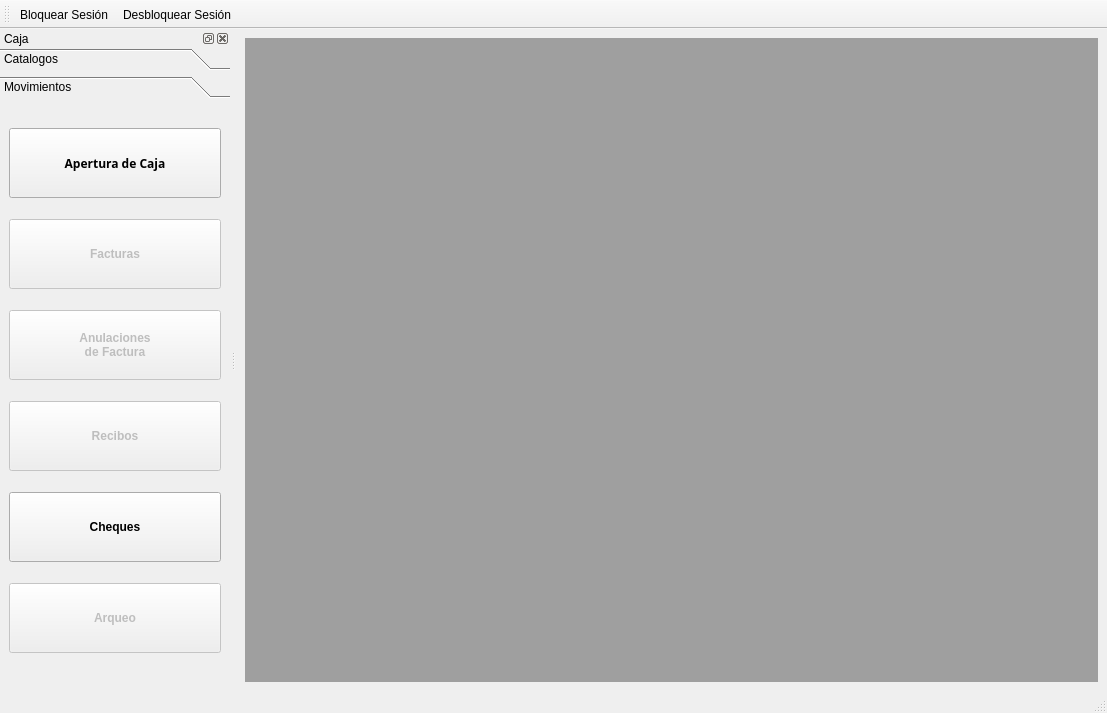
Above: src/ui/mainwindowcaja.ui from armonge/EsquipulasPy before the change. Below: the same form after it.
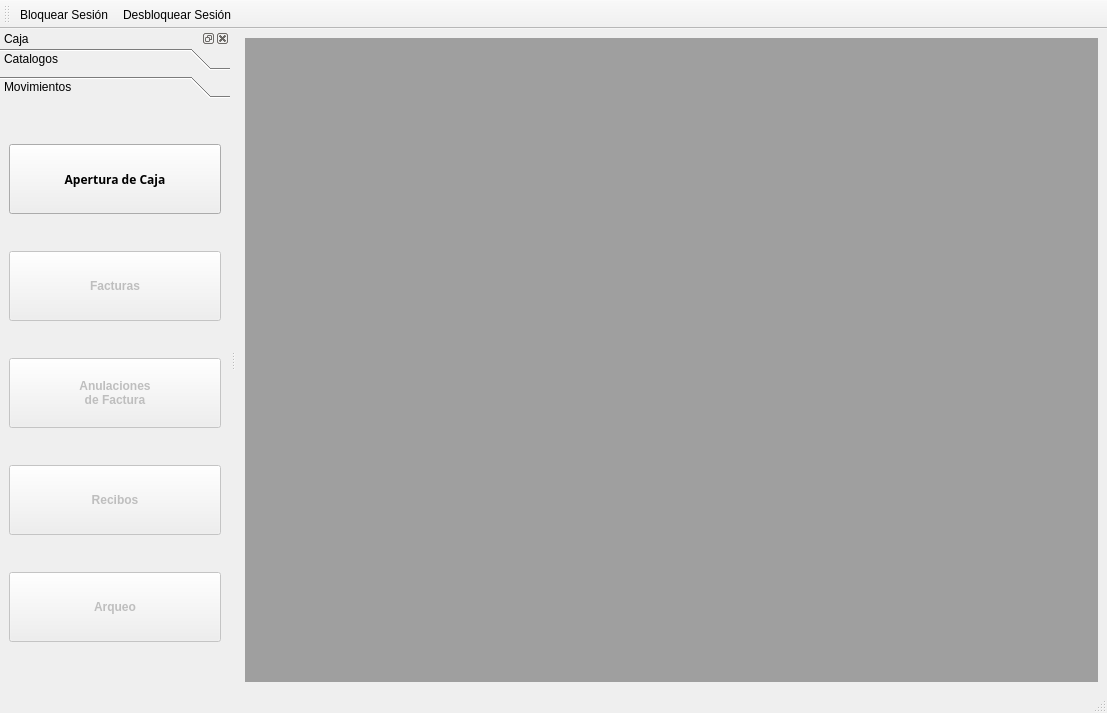
That is the form after the change. Icons and pictures are not drawn.

Commit message: TRASLADO DE CHEQUES A CONTABILIDAD

The edit to the form file:
```diff
--- a/src/ui/mainwindowcaja.ui
+++ b/src/ui/mainwindowcaja.ui
@@ -266,7 +266,7 @@
           <x>0</x>
           <y>0</y>
           <width>230</width>
-          <height>574</height>
+          <height>555</height>
          </rect>
         </property>
         <attribute name="label">
@@ -425,43 +425,6 @@
            </property>
           </widget>
          </item>
-         <item>
-          <widget class="QPushButton" name="btnCheques">
-           <property name="enabled">
-            <bool>true</bool>
-           </property>
-           <property name="sizePolicy">
-            <sizepolicy hsizetype="MinimumExpanding" vsizetype="Fixed">
-             <horstretch>0</horstretch>
-             <verstretch>0</verstretch>
-            </sizepolicy>
-           </property>
-           <property name="minimumSize">
-            <size>
-             <width>0</width>
-             <height>70</height>
-            </size>
-           </property>
-           <property name="font">
-            <font>
-             <weight>75</weight>
-             <bold>true</bold>
-            </font>
-           </property>
-           <property name="text">
-            <string>Cheques</string>
-           </property>
-           <property name="iconSize">
-            <size>
-             <width>32</width>
-             <height>32</height>
-            </size>
-           </property>
-           <property name="flat">
-            <bool>false</bool>
-           </property>
-          </widget>
-         </item>
          <item>
           <widget class="QPushButton" name="btnArqueo">
            <property name="enabled">
```
Left out of the diff: 4 changed lines with no effect on the pictures. The commit also changes 7 other files.
